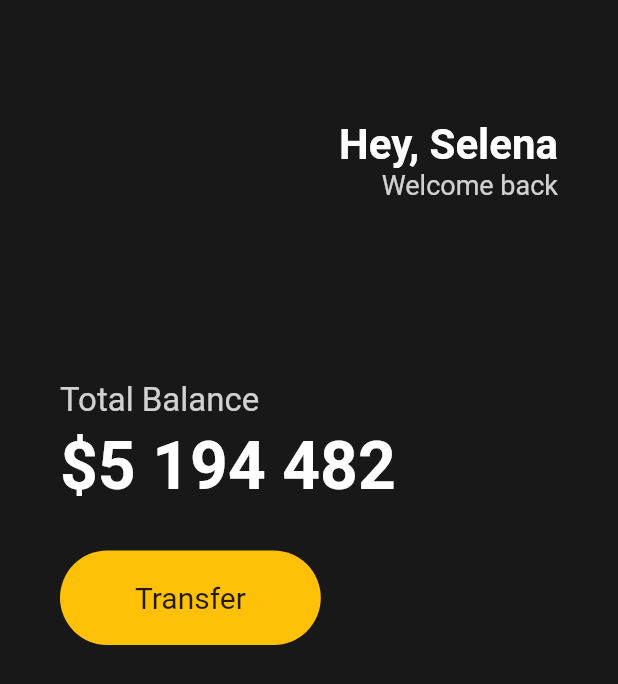
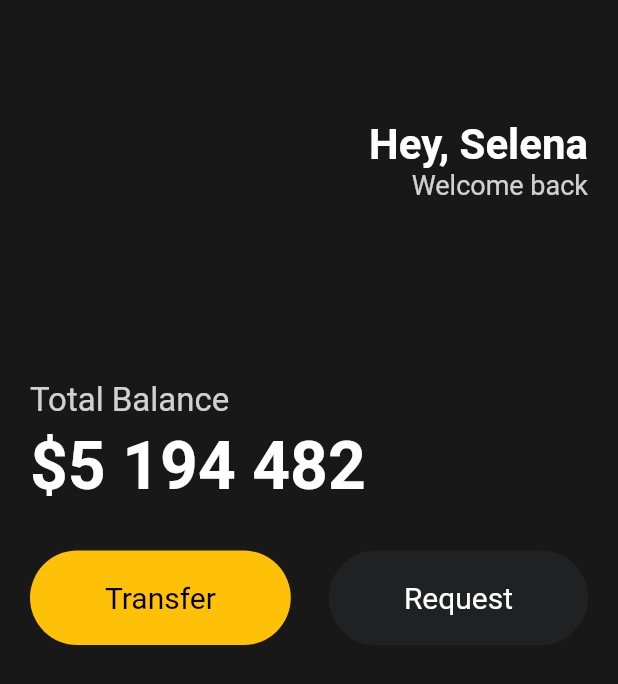
Before and after one commit to chattymin/FlutterStudy, a Flutter app: the screen it shows after launch, on a phone screen of 412 x 824 dp. Shown: the top 684 px of the screen. Run offline on Flutter 3.47's test engine with Material 2 defaults, Android fonts, the phone set to English and light mode, and no system bars.

Commit message:
3.5 Reusable Widgets

```diff
--- a/FlutterDevelop/toonflix/lib/main.dart
+++ b/FlutterDevelop/toonflix/lib/main.dart
@@ -1,4 +1,5 @@
 import 'package:flutter/material.dart';
+import 'package:toonflix/widgets/Button.dart';
 
 void main() {
   runApp(const App());
@@ -13,7 +14,7 @@ class App extends StatelessWidget {
       home: Scaffold(
         backgroundColor: const Color(0xFF181818),
         body: Padding(
-          padding: const EdgeInsets.symmetric(horizontal: 40),
+          padding: const EdgeInsets.symmetric(horizontal: 20),
           child:
               Column(crossAxisAlignment: CrossAxisAlignment.start, children: [
             const SizedBox(
@@ -62,25 +63,18 @@ class App extends StatelessWidget {
             const SizedBox(
               height: 30,
             ),
-            Row(
+            const Row(
+              mainAxisAlignment: MainAxisAlignment.spaceBetween,
               children: [
-                Container(
-                  decoration: BoxDecoration(
-                    color: Colors.amber,
-                    borderRadius: BorderRadius.circular(45),
-                  ),
-                  child: const Padding(
-                    padding: EdgeInsets.symmetric(
-                      vertical: 20,
-                      horizontal: 50,
-                    ),
-                    child: Text(
-                      'Transfer',
-                      style: TextStyle(
-                        fontSize: 20,
-                      ),
-                    ),
-                  ),
+                Button(
+                  text: 'Transfer',
+                  bgColor: Colors.amber,
+                  textColor: Colors.black,
+                ),
+                Button(
+                  text: "Request",
+                  bgColor: Color(0xFF1F2123),
+                  textColor: Colors.white,
                 )
               ],
             )
--- /dev/null
+++ b/FlutterDevelop/toonflix/lib/widgets/button.dart
@@ -0,0 +1,37 @@
+import 'package:flutter/material.dart';
+
+class Button extends StatelessWidget {
+  final String text;
+  final Color bgColor;
+  final Color textColor;
+
+  const Button({
+    super.key,
+    required this.text,
+    required this.bgColor,
+    required this.textColor,
+  });
+
+  @override
+  Widget build(BuildContext context) {
+    return Container(
+      decoration: BoxDecoration(
+        color: bgColor,
+        borderRadius: BorderRadius.circular(45),
+      ),
+      child: Padding(
+        padding: const EdgeInsets.symmetric(
+          vertical: 20,
+          horizontal: 50,
+        ),
+        child: Text(
+          text,
+          style: TextStyle(
+            color: textColor,
+            fontSize: 20,
+          ),
+        ),
+      ),
+    );
+  }
+}
```
